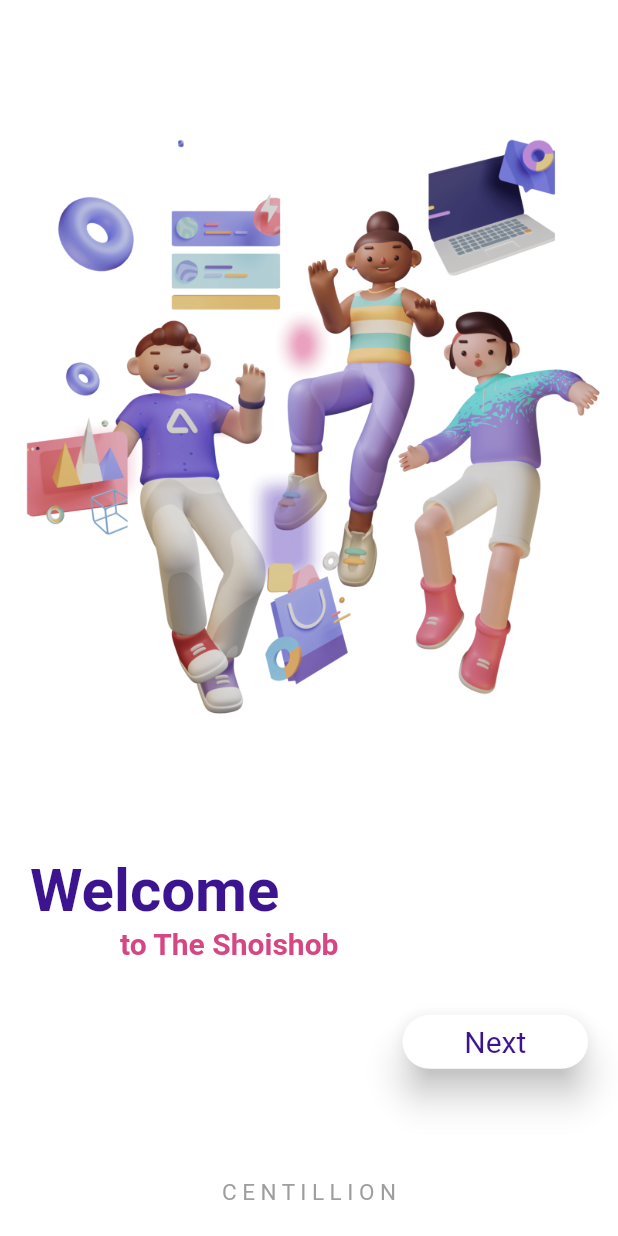
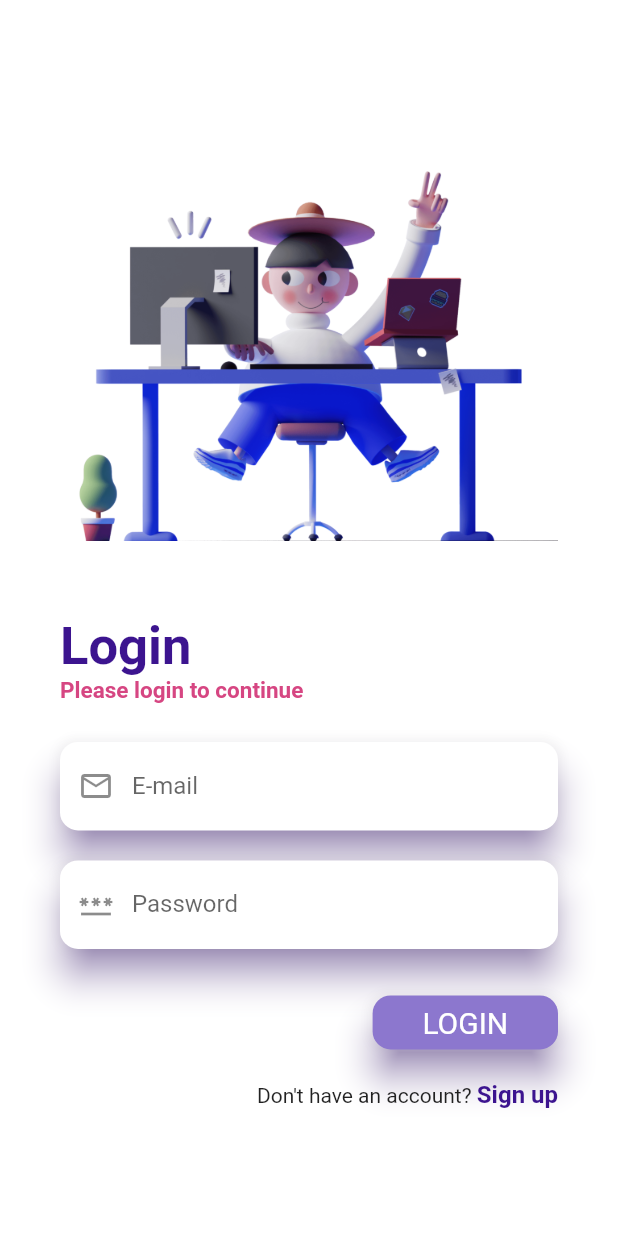
Before and after one commit to anas3a/shoishob, a Flutter app: the screen it shows after launch, after a tap on "Next", on a phone screen of 412 x 824 dp. Run offline on Flutter 3.47's test engine with Material 2 defaults, Android fonts, the phone set to English and light mode, and no system bars.

Commit message:
add login_page.dart

```diff
--- /dev/null
+++ b/lib/Screens/login_page.dart
@@ -0,0 +1,153 @@
+import 'package:flutter/material.dart';
+
+class LogInPage extends StatefulWidget {
+  const LogInPage({Key? key}) : super(key: key);
+
+  @override
+  State<LogInPage> createState() => _LogInPageState();
+}
+
+class _LogInPageState extends State<LogInPage> {
+  @override
+  Widget build(BuildContext context) {
+    return Scaffold(
+      body: SingleChildScrollView(
+        child: Container(
+          constraints: BoxConstraints(
+            maxHeight: MediaQuery.of(context).size.height,
+            maxWidth: MediaQuery.of(context).size.width,
+          ),
+          decoration: const BoxDecoration(color: Colors.white),
+          child: Padding(
+            padding: const EdgeInsets.symmetric(vertical: 20, horizontal: 40),
+            child: Column(
+              mainAxisAlignment: MainAxisAlignment.start,
+              crossAxisAlignment: CrossAxisAlignment.start,
+              children: [
+                const SizedBox(
+                  height: 0,
+                ),
+                Image.asset('assets/images/logInPageLogo.png'),
+                const SizedBox(
+                  height: 50,
+                ),
+                const Text(
+                  'Login',
+                  style: TextStyle(
+                    fontSize: 35,
+                    fontWeight: FontWeight.w700,
+                    color: Color(0xFF3C148F),
+                  ),
+                ),
+                const Text(
+                  'Please login to continue',
+                  style: TextStyle(
+                    fontSize: 15,
+                    fontWeight: FontWeight.w700,
+                    color: Color(0xFFD64682),
+                  ),
+                ),
+                const SizedBox(
+                  height: 25,
+                ),
+                Material(
+                  elevation: 10,
+                  shadowColor: Colors.deepPurple,
+                  borderRadius: BorderRadius.circular(12),
+                  color: Colors.white,
+                  child: TextField(
+                    decoration: const InputDecoration(
+                      labelText: 'E-mail',
+                      border: InputBorder.none,
+                      prefixIcon: Icon(
+                        Icons.mail_outline,
+                      ),
+                    ),
+                    onChanged: (value) {
+                      // user.email = value.toString();
+                    },
+                  ),
+                ),
+                const SizedBox(
+                  height: 20,
+                ),
+                Material(
+                  elevation: 10,
+                  shadowColor: Colors.deepPurple,
+                  borderRadius: BorderRadius.circular(12),
+                  color: Colors.white,
+                  child: TextField(
+                    obscureText: true,
+                    decoration: const InputDecoration(
+                      border: InputBorder.none,
+                      labelText: 'Password',
+                      prefixIcon: Icon(
+                        Icons.password,
+                      ),
+                    ),
+                    onChanged: (value) {
+                      // user.password = value.toString();
+                    },
+                  ),
+                ),
+                const SizedBox(
+                  height: 25,
+                ),
+                Align(
+                  alignment: Alignment.bottomRight,
+                  child: SizedBox(
+                    width: MediaQuery.of(context).size.width * 0.3,
+                    child: ElevatedButton(
+                      onPressed: () {
+                        // Navigator.pop(context);
+                        // Navigator.pushNamed(context, '/logIn_page');
+                      },
+                      style: ElevatedButton.styleFrom(
+                        primary: const Color(0xFF8C77CE),
+                        shadowColor: Colors.deepPurple,
+                        shape: RoundedRectangleBorder(
+                          borderRadius: BorderRadius.circular(12),
+                        ),
+                        elevation: 10.0,
+                      ),
+                      child: const Text(
+                        'LOGIN',
+                        style: TextStyle(
+                          fontSize: 20,
+                          fontWeight: FontWeight.w400,
+                        ),
+                      ),
+                    ),
+                  ),
+                ),
+                const SizedBox(
+                  height: 15,
+                ),
+                Row(
+                  mainAxisAlignment: MainAxisAlignment.end,
+                  children: [
+                    const Text("Don't have an account? "),
+                    GestureDetector(
+                      onTap: () {
+                        Navigator.pop(context);
+                        Navigator.pushNamed(context, '/singUp_page');
+                      },
+                      child: const Text(
+                        "Sign up",
+                        style: TextStyle(
+                          fontWeight: FontWeight.w600,
+                          fontSize: 16,
+                          color: Color(0xFF3C148F),
+                        ),
+                      ),
+                    )
+                  ],
+                )
+              ],
+            ),
+          ),
+        ),
+      ),
+    );
+  }
+}
--- /dev/null
+++ b/lib/Screens/signup_page.dart
@@ -0,0 +1,16 @@
+import 'package:flutter/material.dart';
+
+class SignUpPage extends StatefulWidget {
+  const SignUpPage({Key? key}) : super(key: key);
+
+  @override
+  State<SignUpPage> createState() => _SignUpPageState();
+}
+
+class _SignUpPageState extends State<SignUpPage> {
+  @override
+  Widget build(BuildContext context) {
+    return Scaffold(
+    );
+  }
+}
--- a/lib/Screens/welcome_page.dart
+++ b/lib/Screens/welcome_page.dart
@@ -61,9 +61,13 @@ class _WelcomePageState extends State<WelcomePage> {
                     child: SizedBox(
                       width: MediaQuery.of(context).size.width * 0.3,
                       child: ElevatedButton(
-                        onPressed: () {},
+                        onPressed: () {
+                          // Navigator.pop(context);
+                          Navigator.pushNamed(context, '/logIn_page');
+                        },
                         style: ElevatedButton.styleFrom(
                           primary: Colors.white,
+                          shadowColor: Colors.deepPurple,
                           shape: RoundedRectangleBorder(
                             borderRadius: BorderRadius.circular(20),
                           ),
--- a/lib/main.dart
+++ b/lib/main.dart
@@ -1,5 +1,7 @@
 import 'package:flutter/material.dart';
 import 'package:shoishob/Screens/welcome_page.dart';
+import 'package:shoishob/Screens/login_page.dart';
+import 'package:shoishob/Screens/signup_page.dart';
 
 void main() {
   runApp(const MyApp());
@@ -8,17 +10,18 @@ void main() {
 class MyApp extends StatelessWidget {
   const MyApp({Key? key}) : super(key: key);
 
-  // This widget is the root of your application.
   @override
   Widget build(BuildContext context) {
     return MaterialApp(
       title: 'Shoishob',
       theme: ThemeData(
-        primarySwatch: Colors.grey,
+        primarySwatch: Colors.deepPurple,
       ),
       initialRoute: '/',
       routes: {
         '/': (context) => const WelcomePage(),
+        '/logIn_page': (context) => const LogInPage(),
+        '/singUp_page': (context) => const SignUpPage(),
       },
     );
   }
```
Also changed, not shown: assets/images/logInPageLogo.png (added), 1 other file.
